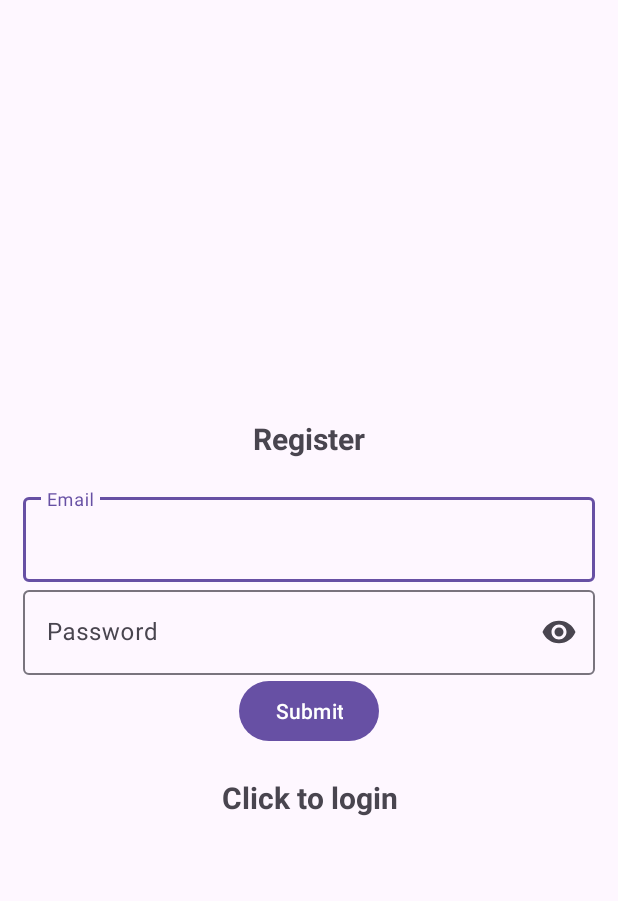
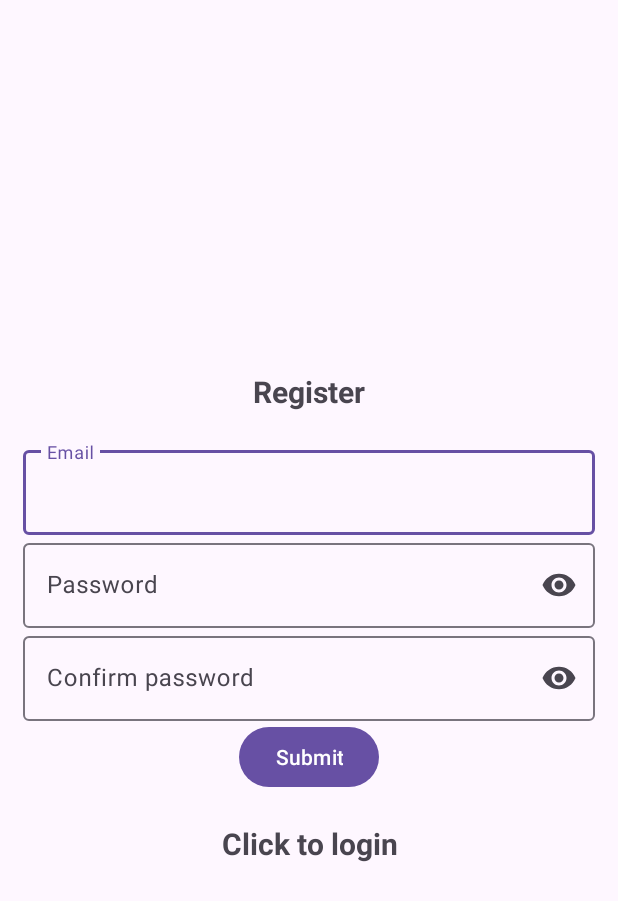
Before and after one commit to Makcime/WodBook, an Android app built with Jetpack Compose: the RegisterActivity screen opened directly, with no data from a screen before it, after a tap on "Submit", on a phone screen of 412 x 824 dp. Shown: the top 901 px of the screen. Run offline under Robolectric (Android 15) with nearby library versions, the phone set to English and light mode, and no system bars; our stand-ins replace Firebase (no records; nobody signed in at launch, a user with empty details on screens opened directly).

Commit message:
[add] password confirmation to register

```diff
--- a/app/src/main/java/com/example/wodbook/RegisterActivity.kt
+++ b/app/src/main/java/com/example/wodbook/RegisterActivity.kt
@@ -20,6 +20,7 @@ class RegisterActivity : AppCompatActivity() {
 
     private lateinit var editTextEmail: TextInputEditText
     private lateinit var editTextPassword: TextInputEditText
+    private lateinit var editTextConfirmPassword: TextInputEditText
     private lateinit var buttonReg: Button
     private lateinit var auth: FirebaseAuth
     private lateinit var progressBar: ProgressBar
@@ -33,6 +34,7 @@ class RegisterActivity : AppCompatActivity() {
 
         editTextEmail = findViewById(R.id.email)
         editTextPassword = findViewById(R.id.password)
+        editTextConfirmPassword = findViewById(R.id.confirm_password)
         buttonReg = findViewById(R.id.btn_register)
         progressBar = findViewById(R.id.pgb_register)
 
@@ -47,12 +49,20 @@ class RegisterActivity : AppCompatActivity() {
             // Code to be executed when button is clicked
             val email = editTextEmail.text.toString().trim()
             val password = editTextPassword.text.toString().trim()
+            val confirmPassword = editTextConfirmPassword.text.toString().trim()
+
             progressBar.visibility = View.VISIBLE
 
-            if (email.isEmpty() || password.isEmpty()) {
-                // One or both fields are empty
-                Toast.makeText(this, "Email and password must not be empty", Toast.LENGTH_LONG).show()
+            if (email.isEmpty() || password.isEmpty() || confirmPassword.isEmpty()) {
+                Toast.makeText(this, "All fields are required", Toast.LENGTH_LONG).show()
                 progressBar.visibility = View.GONE
+                return@setOnClickListener
+            }
+
+            if (password != confirmPassword) {
+                Toast.makeText(this, "Passwords do not match", Toast.LENGTH_LONG).show()
+                progressBar.visibility = View.GONE
+                return@setOnClickListener
             } else {
                 // Both fields have input
                 // Toast.makeText(this, "Email: $email\nPassword: $password", Toast.LENGTH_LONG).show()
--- a/app/src/main/res/layout/activity_register.xml
+++ b/app/src/main/res/layout/activity_register.xml
@@ -45,6 +45,19 @@
 
     </com.google.android.material.textfield.TextInputLayout>
 
+    <com.google.android.material.textfield.TextInputLayout
+        android:layout_width="match_parent"
+        android:layout_height="wrap_content"
+        app:endIconMode="password_toggle">
+
+        <com.google.android.material.textfield.TextInputEditText
+            android:id="@+id/confirm_password"
+            android:hint="@string/confirm_password"
+            android:inputType="textPassword"
+            android:layout_width="match_parent"
+            android:layout_height="wrap_content" />
+    </com.google.android.material.textfield.TextInputLayout>
+
 
     <ProgressBar
         android:id="@+id/pgb_register"
--- a/app/src/main/res/values/strings.xml
+++ b/app/src/main/res/values/strings.xml
@@ -17,4 +17,5 @@
     <string name="delete">Delete</string>
     <string name="anonymous">Anonymous</string>
     <string name="logged_in_as">Logged in as: %1$s</string>
+    <string name="confirm_password">Confirm password</string>
 </resources>
```
